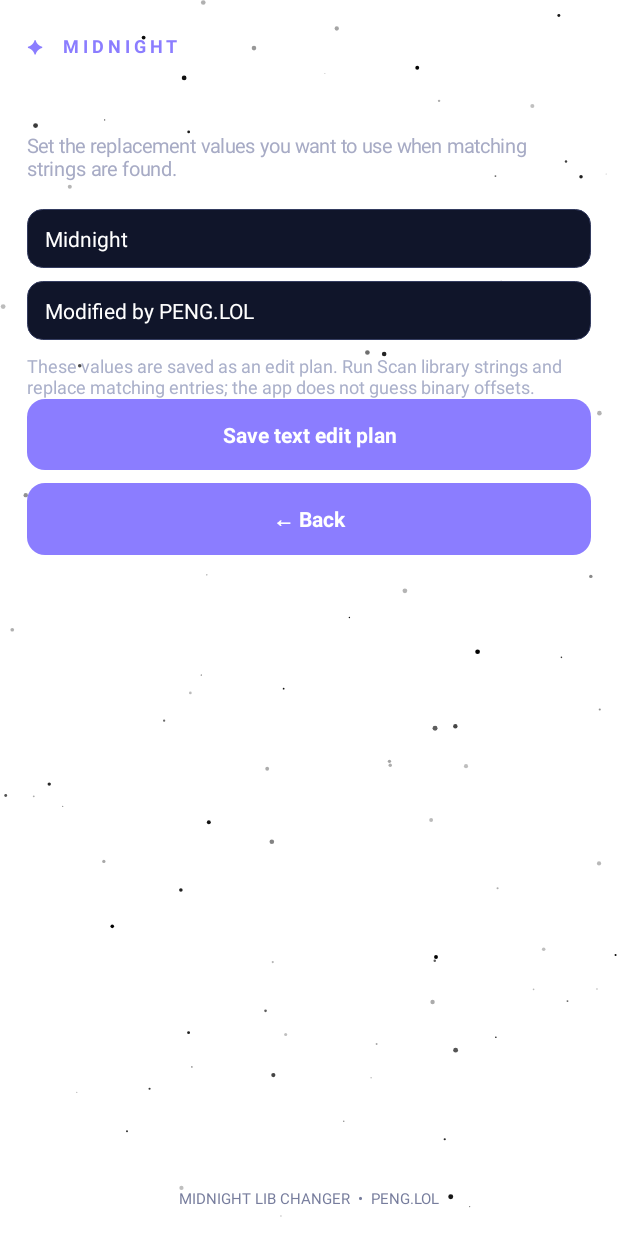
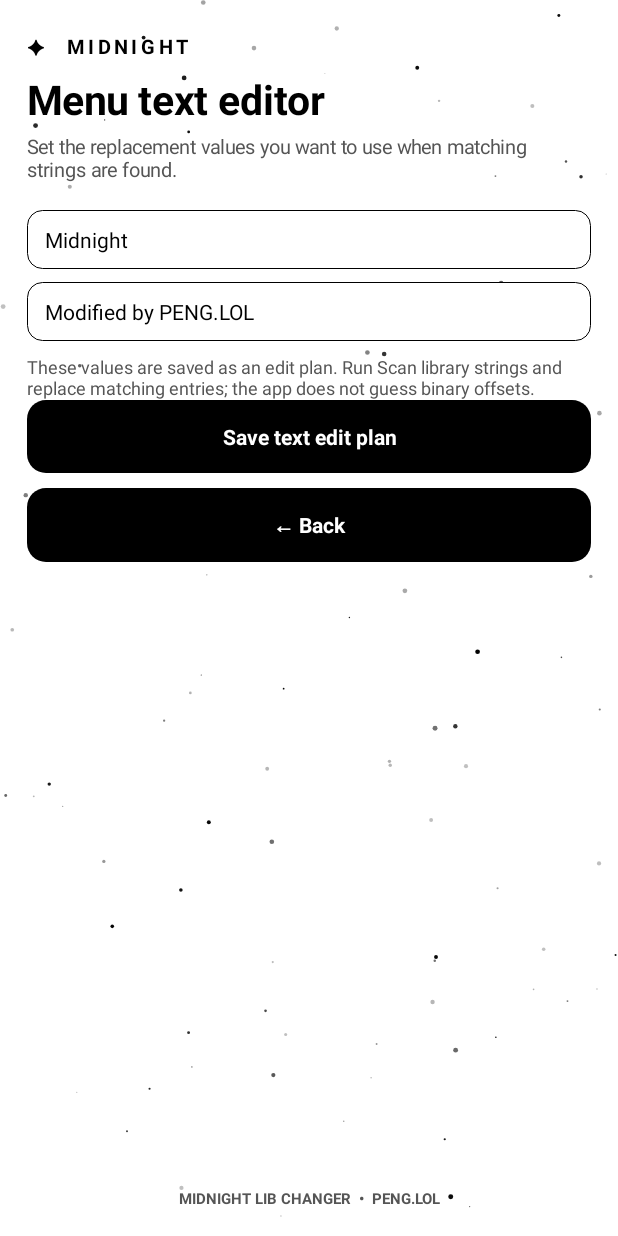
Before and after one commit to chillythecoder/midnight-lib-changer-, an Android app: the screen it shows after launch (MainActivity), after a tap on "✎ Menu title & credits", on a phone screen of 412 x 824 dp. Run offline under Robolectric (Android 15) with nearby library versions, the phone set to English and light mode, and no system bars; 2 other taps on this screen came first.

Commit message:
Update MainActivity.kt

```diff
--- a/app/src/main/java/lol/peng/midnightlibchanger/MainActivity.kt
+++ b/app/src/main/java/lol/peng/midnightlibchanger/MainActivity.kt
@@ -10,13 +10,9 @@ import android.media.AudioManager
 import android.graphics.Typeface
 import android.graphics.Color
 import android.view.Gravity
-import android.view.View
-import android.view.ViewGroup
 import android.widget.*
-import android.text.InputType
 import org.json.JSONObject
 import java.io.ByteArrayOutputStream
-import java.nio.charset.Charset
 import kotlin.concurrent.thread
 
 class MainActivity : Activity() {
@@ -36,7 +32,7 @@ class MainActivity : Activity() {
     private var sounds = true
     private var stars = true
     private var animations = true
-    private var accent = Color.rgb(139, 125, 255)
+    private var accent = Color.BLACK
 
     private lateinit var root: LinearLayout
     private lateinit var content: LinearLayout
@@ -52,6 +48,8 @@ class MainActivity : Activity() {
 
     override fun onCreate(savedInstanceState: Bundle?) {
         super.onCreate(savedInstanceState)
+
+        accent = Color.BLACK
         showHome()
     }
 
@@ -69,6 +67,7 @@ class MainActivity : Activity() {
         root = LinearLayout(this).apply {
             orientation = LinearLayout.VERTICAL
             setPadding(dp(18), dp(22), dp(18), dp(18))
+
             background = NightDrawable(
                 this@MainActivity,
                 { stars },
@@ -82,15 +81,15 @@ class MainActivity : Activity() {
 
         header.addView(TextView(this).apply {
             text = "✦  MIDNIGHT"
-            setTextColor(accent)
-            textSize = 12f
+            setTextColor(Color.BLACK)
+            textSize = 13f
             letterSpacing = .22f
             setTypeface(null, Typeface.BOLD)
         })
 
         header.addView(TextView(this).apply {
             text = title
-            setTextColor(Color.WHITE)
+            setTextColor(Color.BLACK)
             textSize = 27f
             setTypeface(null, Typeface.BOLD)
             setPadding(0, dp(8), 0, 0)
@@ -98,7 +97,7 @@ class MainActivity : Activity() {
 
         header.addView(TextView(this).apply {
             text = subtitle
-            setTextColor(0xffa7abc5.toInt())
+            setTextColor(0xff555555.toInt())
             textSize = 13f
             setPadding(0, dp(5), 0, dp(18))
         })
@@ -120,14 +119,14 @@ class MainActivity : Activity() {
 
         status = TextView(this).apply {
             text = "MIDNIGHT LIB CHANGER  •  PENG.LOL"
-            setTextColor(0xff777d9d.toInt())
+            setTextColor(0xff555555.toInt())
             textSize = 10f
             gravity = Gravity.CENTER
+            setTypeface(null, Typeface.BOLD)
             setPadding(0, dp(14), 0, 0)
         }
 
         root.addView(status)
-
         setContentView(root)
     }
 
@@ -135,12 +134,12 @@ class MainActivity : Activity() {
 
         val box = LinearLayout(this).apply {
             orientation = LinearLayout.VERTICAL
-            setPadding(dp(15), dp(13), dp(15), dp(13))
+            setPadding(dp(16), dp(15), dp(16), dp(15))
 
             background = android.graphics.drawable.GradientDrawable().apply {
-                setColor(0xdd151a31.toInt())
+                setColor(Color.BLACK)
                 cornerRadius = dp(16).toFloat()
-                setStroke(dp(1), 0xff2a3150.toInt())
+                setStroke(dp(1), 0xff333333.toInt())
             }
         }
 
@@ -154,14 +153,14 @@ class MainActivity : Activity() {
         if (detail != null) {
             box.addView(TextView(this).apply {
                 text = detail
-                setTextColor(0xffa8aec9.toInt())
+                setTextColor(0xffcccccc.toInt())
                 textSize = 12f
                 setPadding(0, dp(5), 0, 0)
             })
         }
 
         val lp = LinearLayout.LayoutParams(-1, -2)
-        lp.bottomMargin = dp(11)
+        lp.bottomMargin = dp(12)
 
         content.addView(box, lp)
     }
@@ -169,28 +168,40 @@ class MainActivity : Activity() {
     private fun button(text: String, action: () -> Unit) {
 
         val b = TextView(this).apply {
-
             this.text = text
             setTextColor(Color.WHITE)
             textSize = 14f
             gravity = Gravity.CENTER
             setTypeface(null, Typeface.BOLD)
-
-            setPadding(dp(14), dp(14), dp(14), dp(14))
+            setPadding(dp(14), dp(15), dp(14), dp(15))
 
             background = android.graphics.drawable.GradientDrawable().apply {
-                setColor(accent)
-                cornerRadius = dp(12).toFloat()
+                setColor(Color.BLACK)
+                cornerRadius = dp(13).toFloat()
             }
 
             setOnClickListener {
                 click()
+
+                animate()
+                    .scaleX(0.96f)
+                    .scaleY(0.96f)
+                    .setDuration(80)
+                    .withEndAction {
+                        animate()
+                            .scaleX(1f)
+                            .scaleY(1f)
+                            .setDuration(100)
+                            .start()
+
                         action()
+                    }
+                    .start()
             }
         }
 
         val lp = LinearLayout.LayoutParams(-1, -2)
-        lp.bottomMargin = dp(9)
+        lp.bottomMargin = dp(10)
 
         content.addView(b, lp)
     }
@@ -201,16 +212,17 @@ class MainActivity : Activity() {
             setSingleLine(false)
             setText(value)
             this.hint = hint
-            setTextColor(Color.WHITE)
-            setHintTextColor(0xff858ba8.toInt())
+
+            setTextColor(Color.BLACK)
+            setHintTextColor(0xff777777.toInt())
             textSize = 14f
 
             setPadding(dp(12), dp(10), dp(12), dp(10))
 
             background = android.graphics.drawable.GradientDrawable().apply {
-                setColor(0xff10152a.toInt())
+                setColor(Color.WHITE)
                 cornerRadius = dp(10).toFloat()
-                setStroke(dp(1), 0xff343c60.toInt())
+                setStroke(dp(1), Color.BLACK)
             }
         }
 
@@ -218,7 +230,6 @@ class MainActivity : Activity() {
         lp.bottomMargin = dp(9)
 
         content.addView(e, lp)
-
         return e
     }
 
@@ -226,7 +237,7 @@ class MainActivity : Activity() {
 
         base(
             "Your library, reimagined",
-            "A native-library customization workspace with a midnight look."
+            "A native-library customization workspace."
         )
 
         card("LIBRARY WORKSPACE", libraryName)
@@ -265,10 +276,8 @@ class MainActivity : Activity() {
         }
     }
 
-    // Maximum supported library size: 64 MB.
     private val maxLibraryBytes = 64L * 1024L * 1024L
 
-    // Safely reads a selected library without loading an unlimited file.
     private fun readLibrary(uri: Uri): ByteArray {
 
         val input = contentResolver.openInputStream(uri)
@@ -280,13 +289,10 @@ class MainActivity : Activity() {
 
             val output = ByteArrayOutputStream()
             val buffer = ByteArray(64 * 1024)
-
             var total = 0L
 
             while (true) {
-
                 val count = stream.read(buffer)
-
                 if (count == -1) break
 
                 total += count
@@ -315,13 +321,12 @@ class MainActivity : Activity() {
         )
     }
 
-    @Deprecated("Deprecated in Android API but compatible with the minimum supported Android version")
+    @Deprecated("Deprecated Android API retained for compatibility")
     override fun onActivityResult(
         requestCode: Int,
         resultCode: Int,
         data: Intent?
     ) {
-
         super.onActivityResult(requestCode, resultCode, data)
 
         if (resultCode != RESULT_OK || data?.data == null) return
@@ -331,13 +336,10 @@ class MainActivity : Activity() {
         when (requestCode) {
 
             pickLib -> {
-
                 status.text = "IMPORTING LIBRARY..."
 
                 thread {
-
                     try {
-
                         val bytes = readLibrary(uri)
 
                         val name = uri.lastPathSegment
@@ -346,19 +348,15 @@ class MainActivity : Activity() {
                             ?: "Imported library"
 
                         runOnUiThread {
-
                             libraryBytes = bytes
                             libraryName = name
 
                             showHome()
-
                             toast("Library imported successfully")
                         }
 
                     } catch (e: Exception) {
-
                         runOnUiThread {
-
                             status.text =
                                 "MIDNIGHT LIB CHANGER  •  PENG.LOL"
 
@@ -371,11 +369,12 @@ class MainActivity : Activity() {
             }
 
             saveLib -> try {
-
                 val bytes = pendingExport ?: return
 
                 val output = contentResolver.openOutputStream(uri, "w")
-                    ?: throw java.io.IOException("Could not create output file.")
+                    ?: throw java.io.IOException(
+                        "Could not create output file."
+                    )
 
                 output.use {
                     it.write(bytes)
@@ -384,12 +383,10 @@ class MainActivity : Activity() {
                 toast("Export complete")
 
             } catch (e: Exception) {
-
                 toast("Export failed: ${e.message}")
             }
 
             pickFont -> try {
-
                 val input = contentResolver.openInputStream(uri)
                     ?: throw java.io.IOException("Could not open font.")
 
@@ -406,16 +403,14 @@ class MainActivity : Activity() {
                 showFonts()
 
             } catch (e: Exception) {
-
-                toast("Could not load font")
+                toast("Could not load font: ${e.message}")
             }
         }
     }
 
     private fun scanLibrary() {
 
-        val bytes = libraryBytes
-            ?: run {
+        val bytes = libraryBytes ?: run {
             toast("Import a library first")
             return
         }
@@ -439,7 +434,6 @@ class MainActivity : Activity() {
                 }
 
                 if (i - start >= 4) {
-
                     val s = String(
                         bytes,
                         start,
@@ -468,7 +462,6 @@ class MainActivity : Activity() {
         )
 
         if (found.isEmpty()) {
-
             card(
                 "NO STRINGS FOUND",
                 "This library may store text in resources, compressed data, or encrypted structures."
@@ -509,13 +502,10 @@ class MainActivity : Activity() {
                                 (it.toInt() and 255) !in 32..126
                             }
                         ) {
-
                             toast(
                                 "Use printable ASCII no longer than the original."
                             )
-
                         } else {
-
                             val b = libraryBytes!!
 
                             for (k in old.indices) {
@@ -546,17 +536,14 @@ class MainActivity : Activity() {
         val credits = field("Credits", "Modified by PENG.LOL")
 
         val note = TextView(this).apply {
-            text =
-                "These values are saved as an edit plan. Run Scan library strings and replace matching entries; the app does not guess binary offsets."
-
-            setTextColor(0xffaab0ca.toInt())
+            text = "These values are saved as an edit plan. Run Scan library strings and replace matching entries; the app does not guess binary offsets."
+            setTextColor(0xff555555.toInt())
             textSize = 12f
         }
 
         content.addView(note)
 
         button("Save text edit plan") {
-
             getPreferences(0).edit()
                 .putString("menu_title", title.text.toString())
                 .putString("credits", credits.text.toString())
@@ -574,35 +561,27 @@ class MainActivity : Activity() {
 
         base(
             "Menu theme editor",
-            "Build a visual theme preset for your menu."
+            "Build a black-and-white theme preset for your menu."
         )
 
         val names = listOf(
-            "Midnight violet" to 0xff8b7dff.toInt(),
-            "Arctic blue" to 0xff55b9ff.toInt(),
-            "Aurora teal" to 0xff45d6bd.toInt(),
-            "Moonlight pink" to 0xffff82bc.toInt()
+            "Classic black",
+            "Pure white",
+            "Monochrome",
+            "Midnight monochrome"
         )
 
-        names.forEach { (n, c) ->
-
-            button("●  $n") {
-
-                accent = c
-
-                getPreferences(0).edit()
-                    .putInt("accent", c)
-                    .apply()
-
+        names.forEach { name ->
+            button("✦  $name") {
+                accent = Color.BLACK
                 showThemes()
             }
         }
 
         val preview = TextView(this).apply {
-
             text = "THEME PREVIEW  •  Midnight menu"
             textSize = 17f
-            setTextColor(accent)
+            setTextColor(Color.BLACK)
             setPadding(0, dp(18), 0, dp(18))
             setTypeface(null, Typeface.BOLD)
         }
@@ -612,13 +591,11 @@ class MainActivity : Activity() {
         button("Export theme JSON") {
 
             val json = JSONObject()
-                .put("name", "Midnight custom")
-                .put(
-                    "accent",
-                    String.format("#%06X", 0xFFFFFF and accent)
-                )
-                .put("background", "#090D1D")
-                .put("surface", "#151A31")
+                .put("name", "Midnight monochrome")
+                .put("accent", "#000000")
+                .put("background", "#FFFFFF")
+                .put("surface", "#000000")
+                .put("text", "#FFFFFF")
 
             pendingExport = json.toString(2).toByteArray()
 
@@ -649,10 +626,9 @@ class MainActivity : Activity() {
         val sample = field("Preview text", "Midnight menu")
 
         val preview = TextView(this).apply {
-
             text = "Midnight menu preview"
             textSize = 25f
-            setTextColor(Color.WHITE)
+            setTextColor(Color.BLACK)
             setPadding(0, dp(16), 0, dp(16))
             typeface = chosenFont ?: Typeface.DEFAULT_BOLD
         }
@@ -689,7 +665,6 @@ class MainActivity : Activity() {
         }
 
         button("Use bold style") {
-
             preview.typeface = Typeface.create(
                 chosenFont ?: Typeface.DEFAULT,
                 Typeface.BOLD
@@ -734,17 +709,15 @@ class MainActivity : Activity() {
             initial: Boolean,
             onChange: (Boolean) -> Unit
         ) {
-
             val sw = Switch(this).apply {
-
                 text = label
-                setTextColor(Color.WHITE)
+                setTextColor(Color.BLACK)
                 isChecked = initial
                 textSize = 15f
                 setPadding(0, dp(12), 0, dp(12))
 
-                setOnCheckedChangeListener { _, v ->
-                    onChange(v)
+                setOnCheckedChangeListener { _, value ->
+                    onChange(value)
                     click()
                 }
             }
@@ -752,12 +725,14 @@ class MainActivity : Activity() {
             content.addView(sw)
         }
 
-        toggle("Animated night sky", stars) {
+        toggle("Animated black stars", stars) {
             stars = it
+            root.invalidate()
         }
 
         toggle("Background motion", animations) {
             animations = it
+            root.invalidate()
         }
 
         toggle("Button click sounds", sounds) {
@@ -766,16 +741,14 @@ class MainActivity : Activity() {
 
         card(
             "APP INFO",
-            "Midnight lib changer\nVersion 1.0.0\nMade by PENG.LOL"
+            "Midnight Lib Changer\nVersion 1.0.0\nMade by PENG.LOL"
         )
 
         button("Reset app appearance") {
-
-            accent = 0xff8b7dff.toInt()
+            accent = Color.BLACK
             stars = true
             animations = true
             sounds = true
-
             showSettings()
         }
 
@@ -786,8 +759,7 @@ class MainActivity : Activity() {
 
     private fun exportLibrary() {
 
-        val b = libraryBytes
-            ?: run {
+        val b = libraryBytes ?: run {
             toast("Import a library first")
             return
         }
```
Lines whose indentation alone changed are shown as unchanged.
